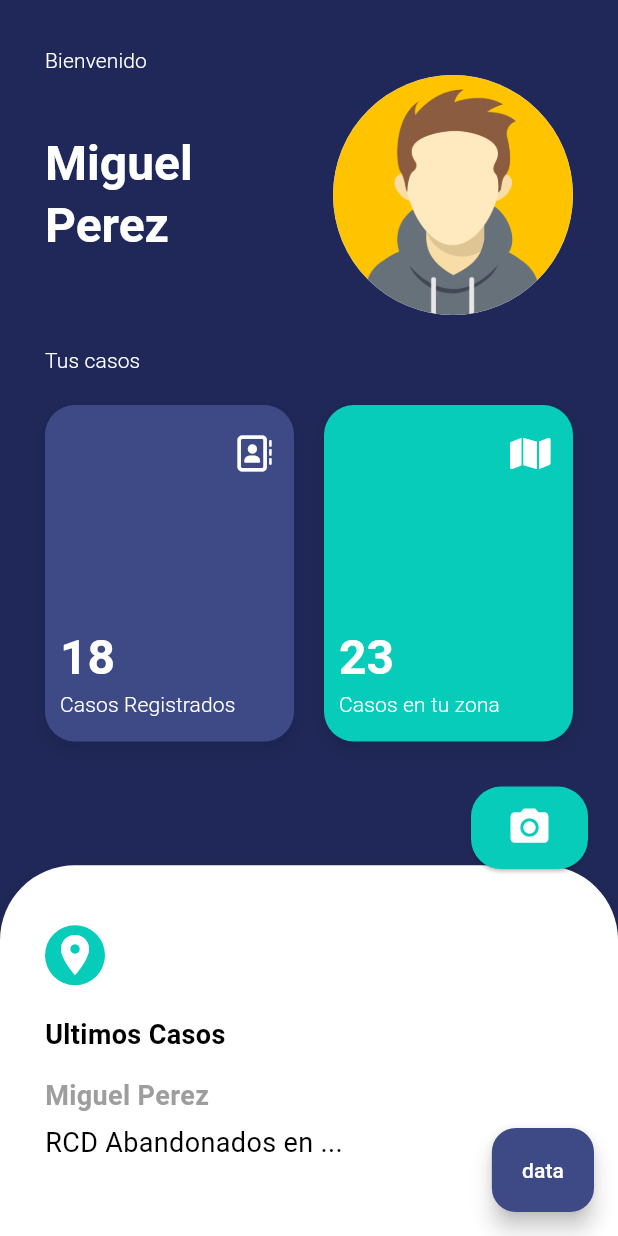
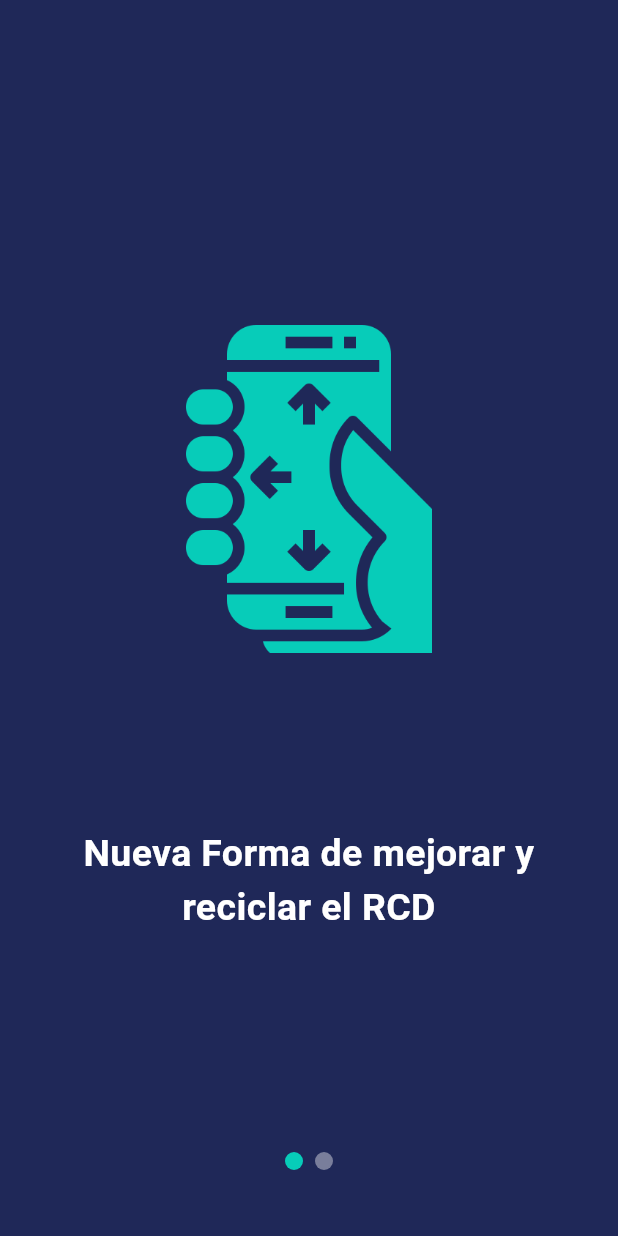
Before and after one commit to Maycol-Rodriguez/DZero-Mobile, a Flutter app: the screen it shows after launch, on a phone screen of 412 x 824 dp. Run offline on Flutter 3.47's test engine with Material 2 defaults, Android fonts, the light colour scheme and no system bars; our stand-ins replace animate_do, dio, firebase_core, flutter_dotenv, flutter_riverpod, font_awesome_flutter and 2 more; missing offline and left inert: awesome_circular_chart, cloudinary_public; accounts and stored records are empty.

Commit message:
pantalla presentacion - agregada

```diff
--- a/lib/config/routes/app_router.dart
+++ b/lib/config/routes/app_router.dart
@@ -8,6 +8,11 @@ final routesProvider = StateProvider<GoRouter>((ref) {
     routes: [
       GoRoute(
         path: '/',
+        name: VPresentacionScreen.name,
+        builder: (context, state) => const VPresentacionScreen(),
+      ),
+      GoRoute(
+        path: '/home',
         name: VHomeScreen.name,
         builder: (context, state) => const VHomeScreen(),
       ),
@@ -23,8 +28,8 @@ final routesProvider = StateProvider<GoRouter>((ref) {
       ),
       GoRoute(
         path: '/demo',
-        name: DemoDataScreen.name,
-        builder: (context, state) => const DemoDataScreen(),
+        name: VDemoDataScreen.name,
+        builder: (context, state) => const VDemoDataScreen(),
       ),
     ],
   );
--- a/lib/config/themes/app_theme.dart
+++ b/lib/config/themes/app_theme.dart
@@ -42,6 +42,7 @@ class AppTheme {
       scaffoldBackgroundColor: colorPrimary,
       appBarTheme: const AppBarTheme(
         centerTitle: true,
+        elevation: 0,
         backgroundColor: Color(0xff1f2858),
         foregroundColor: Colors.white,
         titleTextStyle: TextStyle(
--- a/lib/screens/screens.dart
+++ b/lib/screens/screens.dart
@@ -4,3 +4,4 @@ export 'package:dzero/screens/v_home_screen.dart';
 export 'package:dzero/screens/v_login_screen.dart';
 export 'package:dzero/screens/v_perfil_screen.dart';
 export 'package:dzero/screens/v_resultados_screen.dart';
+export 'package:dzero/screens/v_presentacion.dart';
--- a/lib/screens/v_demo_data.dart
+++ b/lib/screens/v_demo_data.dart
@@ -4,10 +4,10 @@ import 'package:dzero/models/models.dart';
 import 'package:flutter/material.dart';
 import 'package:flutter_riverpod/flutter_riverpod.dart';
 
-class DemoDataScreen extends ConsumerWidget {
+class VDemoDataScreen extends ConsumerWidget {
   static const String name = 'demo_data_screen';
 
-  const DemoDataScreen({Key? key}) : super(key: key);
+  const VDemoDataScreen({Key? key}) : super(key: key);
 
   @override
   Widget build(BuildContext context, WidgetRef ref) {
@@ -19,6 +19,7 @@ class DemoDataScreen extends ConsumerWidget {
     }
 
     return Scaffold(
+      appBar: AppBar(),
       body: FutureBuilder(
         future: dataList(),
         initialData: data,
--- a/lib/screens/v_home_screen.dart
+++ b/lib/screens/v_home_screen.dart
@@ -4,11 +4,9 @@ import 'package:dzero/config/services/cloudinary_service.dart';
 import 'package:dzero/config/themes/colors_theme.dart';
 import 'package:dzero/controllers/controllers.dart';
 import 'package:dzero/models/models.dart';
-import 'package:dzero/screens/v_demo_data.dart';
 import 'package:dzero/widgets/widgets.dart';
 import 'package:flutter/material.dart';
 import 'package:flutter_riverpod/flutter_riverpod.dart';
-import 'package:go_router/go_router.dart';
 import 'package:image_picker/image_picker.dart';
 
 class VHomeScreen extends ConsumerWidget {
@@ -17,7 +15,14 @@ class VHomeScreen extends ConsumerWidget {
 
   @override
   Widget build(BuildContext context, WidgetRef ref) {
+    GlobalKey<ScaffoldState> drawerKey = GlobalKey<ScaffoldState>();
     return Scaffold(
+      appBar: AppBar(
+        centerTitle: false,
+        title: null,
+      ),
+      key: drawerKey,
+      drawer: DrawerWidget(drawerKey),
       body: SafeArea(
         child: Column(
           mainAxisSize: MainAxisSize.max,
@@ -27,14 +32,6 @@ class VHomeScreen extends ConsumerWidget {
             ContainerSummary(),
           ],
         ),
-      ),
-      floatingActionButton: FloatingActionButton.extended(
-        backgroundColor: colorSecondary,
-        foregroundColor: Colors.white,
-        onPressed: () {
-          context.pushNamed(DemoDataScreen.name);
-        },
-        label: const Text('data'),
       ),
     );
   }
@@ -55,12 +52,11 @@ class ContainerDetails extends StatelessWidget {
         child: Column(
           crossAxisAlignment: CrossAxisAlignment.start,
           children: const <Widget>[
-            SizedBox(height: 30),
+            SizedBox(height: 5),
             _Separator('Bienvenido'),
             UserDetailsWidget(),
             SizedBox(height: 20),
             _Separator('Tus casos'),
-            SizedBox(height: 20),
             Expanded(child: UserCaseWidget())
           ],
         ),
@@ -158,7 +154,7 @@ class ContainerSummary extends StatelessWidget {
             bottom: 0,
             child: Container(
               width: double.infinity,
-              height: size.height * 0.30,
+              height: size.height * 0.28,
               decoration: BoxDecoration(
                 color: Colors.white,
                 borderRadius: const BorderRadius.only(
@@ -208,7 +204,7 @@ class ContainerSummary extends StatelessWidget {
               ),
             ),
           ),
-          Positioned(right: 20, top: 30, child: CameraWidget(size: size))
+          Positioned(right: 20, top: 0, child: CameraWidget(size: size))
         ],
       ),
     );
--- a/lib/screens/v_perfil_screen.dart
+++ b/lib/screens/v_perfil_screen.dart
@@ -2,7 +2,7 @@ import 'package:dzero/config/themes/colors_theme.dart';
 import 'package:flutter/material.dart';
 
 class VPerfilScreen extends StatelessWidget {
-  static const String name = 'v_perfil_screen';
+  static const String name = 'perfil_screen';
 
   const VPerfilScreen({Key? key}) : super(key: key);
 
@@ -10,6 +10,7 @@ class VPerfilScreen extends StatelessWidget {
   Widget build(BuildContext context) {
     final size = MediaQuery.of(context).size;
     return Scaffold(
+      appBar: AppBar(),
       body: Column(
         children: [
           Expanded(
@@ -60,7 +61,7 @@ class VPerfilScreen extends StatelessWidget {
                   bottom: 0,
                   child: Container(
                     width: double.infinity,
-                    height: size.height * 0.31,
+                    height: size.height * 0.28,
                     decoration: BoxDecoration(
                       color: Colors.white,
                       borderRadius: const BorderRadius.only(
--- /dev/null
+++ b/lib/screens/v_presentacion.dart
@@ -0,0 +1,88 @@
+import 'package:animate_do/animate_do.dart';
+import 'package:dzero/config/themes/colors_theme.dart';
+import 'package:dzero/screens/screens.dart';
+import 'package:dzero/widgets/widgets.dart';
+import 'package:flutter/material.dart';
+import 'package:flutter_riverpod/flutter_riverpod.dart';
+import 'package:go_router/go_router.dart';
+
+class VPresentacionScreen extends ConsumerStatefulWidget {
+  static const String name = 'presentacion_screen';
+
+  const VPresentacionScreen({Key? key}) : super(key: key);
+
+  @override
+  VPresentacionScreenState createState() => VPresentacionScreenState();
+}
+
+class VPresentacionScreenState extends ConsumerState<VPresentacionScreen>
+    with SingleTickerProviderStateMixin {
+  late TabController controller;
+  bool _last = false;
+  int _index = 0;
+  @override
+  void initState() {
+    super.initState();
+    controller = TabController(
+      length: tutorial.length,
+      vsync: this,
+      initialIndex: _index,
+    );
+    controller.addListener(() {
+      setState(() {
+        _index = controller.index;
+      });
+      if (controller.index == tutorial.length - 1) {
+        _last = true;
+      } else {
+        _last = false;
+      }
+    });
+  }
+
+  @override
+  void dispose() {
+    controller.dispose();
+    super.dispose();
+  }
+
+  @override
+  Widget build(BuildContext context) {
+    final size = MediaQuery.of(context).size;
+    return Scaffold(
+      body: FadeInRight(
+        child: Stack(
+          children: [
+            TabBarView(
+              controller: controller,
+              children: tutorial,
+            ),
+            (_last)
+                ? Positioned(
+                    bottom: 40,
+                    right: 20,
+                    child: FloatingActionButton.extended(
+                      onPressed: () {
+                        context.goNamed(VHomeScreen.name);
+                      },
+                      label: const Text('Comenzar'),
+                    ),
+                  )
+                : Positioned(
+                    bottom: 40,
+                    width: size.width,
+                    child: Center(
+                      child: TabPageSelector(
+                        controller: controller,
+                        color: Colors.white.withOpacity(0.4),
+                        borderStyle: BorderStyle.none,
+                        selectedColor: colorTerceary,
+                      ),
+                    ),
+                  ),
+          ],
+        ),
+      ),
+    );
+  }
+}
--- a/lib/screens/v_resultados_screen.dart
+++ b/lib/screens/v_resultados_screen.dart
@@ -10,6 +10,7 @@ class VResultadosScreen extends StatelessWidget {
   @override
   Widget build(BuildContext context) {
     return Scaffold(
+      appBar: AppBar(title: null),
       body: SingleChildScrollView(
         child: SafeArea(
           child: Padding(
--- /dev/null
+++ b/lib/widgets/tutorial_widget.dart
@@ -0,0 +1,42 @@
+import 'package:flutter/material.dart';
+
+List<Widget> tutorial = [
+  Padding(
+    padding: const EdgeInsets.symmetric(horizontal: 20.0),
+    child: Column(
+      mainAxisAlignment: MainAxisAlignment.center,
+      children: [
+        Image.asset(
+          'assets/icons/phone_presentation.png',
+          fit: BoxFit.cover,
+          width: 250,
+        ),
+        const SizedBox(height: 100),
+        const Text(
+          'Nueva Forma de mejorar y reciclar el RCD',
+          textAlign: TextAlign.center,
+          style: TextStyle(fontSize: 25),
+        ),
+      ],
+    ),
+  ),
+  Padding(
+    padding: const EdgeInsets.symmetric(horizontal: 20.0),
+    child: Column(
+      mainAxisAlignment: MainAxisAlignment.center,
+      children: [
+        Image.asset(
+          'assets/icons/persons.png',
+          fit: BoxFit.cover,
+          width: 250,
+        ),
+        const SizedBox(height: 100),
+        const Text(
+          'Participación Ciudadana en Reciclaje',
+          textAlign: TextAlign.center,
+          style: TextStyle(fontSize: 25),
+        ),
+      ],
+    ),
+  ),
+];
--- a/lib/widgets/widgets.dart
+++ b/lib/widgets/widgets.dart
@@ -1,3 +1,6 @@
+export 'package:dzero/widgets/drawer_widget.dart';
 export 'package:dzero/widgets/icons_widget.dart';
+export 'package:dzero/widgets/item_drawer_widget.dart';
+export 'package:dzero/widgets/tutorial_widget.dart';
 export 'package:dzero/widgets/user_case_widget.dart';
 export 'package:dzero/widgets/user_details_widget.dart';
--- a/pubspec.yaml
+++ b/pubspec.yaml
@@ -46,6 +46,7 @@ dependencies:
   firebase_database: ^10.1.1
   flutter_dotenv: ^5.0.2
   awesome_circular_chart: ^1.0.0
+  animate_do: ^3.0.2
 
 dev_dependencies:
   flutter_test:
```
Also changed, not shown: lib/widgets/drawer_widget.dart (added, +63 -0 lines), lib/widgets/item_drawer_widget.dart (added, +36 -0 lines), assets/icons/persons.png (added), assets/icons/phone.png (added), assets/icons/phone_presentation.png (added), pubspec.lock.
